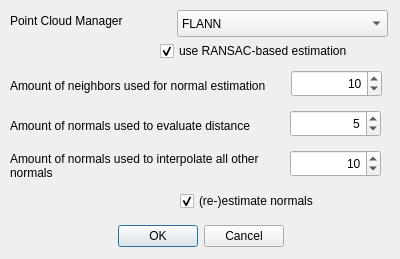
Before: the Qt Designer form src/tools/viewer/ui/LVRReconstructionMarchingCubesDialogUI.ui in uos/lvr2, drawn with Qt 5.
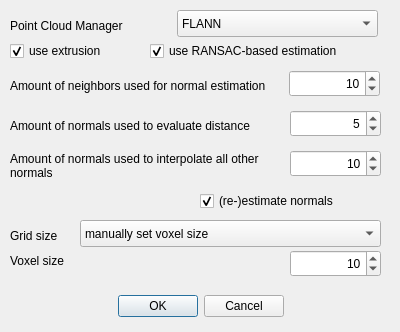
After: the same form once the commit is applied.

Commit message: added options to MC reconstruction dialog

Diff of the .ui file:
```diff
--- a/src/tools/viewer/ui/LVRReconstructionMarchingCubesDialogUI.ui
+++ b/src/tools/viewer/ui/LVRReconstructionMarchingCubesDialogUI.ui
@@ -7,7 +7,7 @@
     <x>0</x>
     <y>0</y>
     <width>400</width>
-    <height>259</height>
+    <height>332</height>
    </rect>
   </property>
   <property name="windowTitle">
@@ -17,7 +17,7 @@
    <property name="geometry">
     <rect>
      <x>10</x>
-     <y>220</y>
+     <y>290</y>
      <width>381</width>
      <height>32</height>
     </rect>
@@ -38,7 +38,7 @@
      <x>10</x>
      <y>10</y>
      <width>151</width>
-     <height>21</height>
+     <height>31</height>
     </rect>
    </property>
    <property name="text">
@@ -50,7 +50,7 @@
     <rect>
      <x>177</x>
      <y>10</y>
-     <width>211</width>
+     <width>201</width>
      <height>27</height>
     </rect>
    </property>
@@ -91,34 +91,6 @@
     <bool>true</bool>
    </property>
   </widget>
-  <widget class="QDoubleSpinBox" name="doubleSpinBox_kn">
-   <property name="geometry">
-    <rect>
-     <x>291</x>
-     <y>70</y>
-     <width>91</width>
-     <height>27</height>
-    </rect>
-   </property>
-   <property name="alignment">
-    <set>Qt::AlignRight|Qt::AlignTrailing|Qt::AlignVCenter</set>
-   </property>
-   <property name="decimals">
-    <number>0</number>
-   </property>
-   <property name="minimum">
-    <double>1.000000000000000</double>
-   </property>
-   <property name="maximum">
-    <double>1000.000000000000000</double>
-   </property>
-   <property name="singleStep">
-    <double>1.000000000000000</double>
-   </property>
-   <property name="value">
-    <double>10.000000000000000</double>
-   </property>
-  </widget>
   <widget class="QLabel" name="label_kd">
    <property name="geometry">
     <rect>
@@ -135,34 +107,6 @@
     <bool>true</bool>
    </property>
   </widget>
-  <widget class="QDoubleSpinBox" name="doubleSpinBox_kd">
-   <property name="geometry">
-    <rect>
-     <x>290</x>
-     <y>110</y>
-     <width>91</width>
-     <height>27</height>
-    </rect>
-   </property>
-   <property name="alignment">
-    <set>Qt::AlignRight|Qt::AlignTrailing|Qt::AlignVCenter</set>
-   </property>
-   <property name="decimals">
-    <number>0</number>
-   </property>
-   <property name="minimum">
-    <double>1.000000000000000</double>
-   </property>
-   <property name="maximum">
-    <double>500.000000000000000</double>
-   </property>
-   <property name="singleStep">
-    <double>1.000000000000000</double>
-   </property>
-   <property name="value">
-    <double>5.000000000000000</double>
-   </property>
-  </widget>
   <widget class="QLabel" name="label_ki">
    <property name="geometry">
     <rect>
@@ -179,40 +123,12 @@
     <bool>true</bool>
    </property>
   </widget>
-  <widget class="QDoubleSpinBox" name="doubleSpinBox_ki">
-   <property name="geometry">
-    <rect>
-     <x>290</x>
-     <y>150</y>
-     <width>91</width>
-     <height>27</height>
-    </rect>
-   </property>
-   <property name="alignment">
-    <set>Qt::AlignRight|Qt::AlignTrailing|Qt::AlignVCenter</set>
-   </property>
-   <property name="decimals">
-    <number>0</number>
-   </property>
-   <property name="minimum">
-    <double>1.000000000000000</double>
-   </property>
-   <property name="maximum">
-    <double>500.000000000000000</double>
-   </property>
-   <property name="singleStep">
-    <double>1.000000000000000</double>
-   </property>
-   <property name="value">
-    <double>10.000000000000000</double>
-   </property>
-  </widget>
   <widget class="QCheckBox" name="checkBox_renormals">
    <property name="geometry">
     <rect>
-     <x>180</x>
+     <x>200</x>
      <y>190</y>
-     <width>201</width>
+     <width>171</width>
      <height>22</height>
     </rect>
    </property>
@@ -226,7 +142,7 @@
   <widget class="QCheckBox" name="checkBox_RANSAC">
    <property name="geometry">
     <rect>
-     <x>160</x>
+     <x>150</x>
      <y>40</y>
      <width>231</width>
      <height>22</height>
@@ -239,6 +155,156 @@
     <bool>true</bool>
    </property>
   </widget>
+  <widget class="QCheckBox" name="checkBox_Extrusion">
+   <property name="geometry">
+    <rect>
+     <x>10</x>
+     <y>40</y>
+     <width>121</width>
+     <height>22</height>
+    </rect>
+   </property>
+   <property name="text">
+    <string>use extrusion</string>
+   </property>
+   <property name="checked">
+    <bool>true</bool>
+   </property>
+  </widget>
+  <widget class="QLabel" name="label_gs">
+   <property name="geometry">
+    <rect>
+     <x>10</x>
+     <y>220</y>
+     <width>66</width>
+     <height>31</height>
+    </rect>
+   </property>
+   <property name="text">
+    <string>Grid size</string>
+   </property>
+  </widget>
+  <widget class="QComboBox" name="comboBox_gs">
+   <property name="geometry">
+    <rect>
+     <x>80</x>
+     <y>220</y>
+     <width>301</width>
+     <height>27</height>
+    </rect>
+   </property>
+   <item>
+    <property name="text">
+     <string>manually set voxel size</string>
+    </property>
+   </item>
+   <item>
+    <property name="text">
+     <string>use intersection count to determine size</string>
+    </property>
+   </item>
+  </widget>
+  <widget class="QLabel" name="label_below_gs">
+   <property name="geometry">
+    <rect>
+     <x>10</x>
+     <y>250</y>
+     <width>66</width>
+     <height>21</height>
+    </rect>
+   </property>
+   <property name="text">
+    <string>Voxel size</string>
+   </property>
+  </widget>
+  <widget class="QSpinBox" name="spinBox_kn">
+   <property name="geometry">
+    <rect>
+     <x>289</x>
+     <y>70</y>
+     <width>91</width>
+     <height>27</height>
+    </rect>
+   </property>
+   <property name="alignment">
+    <set>Qt::AlignRight|Qt::AlignTrailing|Qt::AlignVCenter</set>
+   </property>
+   <property name="minimum">
+    <number>1</number>
+   </property>
+   <property name="maximum">
+    <number>1000</number>
+   </property>
+   <property name="value">
+    <number>10</number>
+   </property>
+  </widget>
+  <widget class="QSpinBox" name="spinBox_kd">
+   <property name="geometry">
+    <rect>
+     <x>290</x>
+     <y>110</y>
+     <width>91</width>
+     <height>27</height>
+    </rect>
+   </property>
+   <property name="alignment">
+    <set>Qt::AlignRight|Qt::AlignTrailing|Qt::AlignVCenter</set>
+   </property>
+   <property name="minimum">
+    <number>1</number>
+   </property>
+   <property name="maximum">
+    <number>1000</number>
+   </property>
+   <property name="value">
+    <number>5</number>
+   </property>
+  </widget>
+  <widget class="QSpinBox" name="spinBox_ki">
+   <property name="geometry">
+    <rect>
+     <x>290</x>
+     <y>150</y>
+     <width>91</width>
+     <height>27</height>
+    </rect>
+   </property>
+   <property name="alignment">
+    <set>Qt::AlignRight|Qt::AlignTrailing|Qt::AlignVCenter</set>
+   </property>
+   <property name="minimum">
+    <number>1</number>
+   </property>
+   <property name="maximum">
+    <number>1000</number>
+   </property>
+   <property name="value">
+    <number>10</number>
+   </property>
+  </widget>
+  <widget class="QSpinBox" name="spinBox_below_gs">
+   <property name="geometry">
+    <rect>
+     <x>290</x>
+     <y>250</y>
+     <width>91</width>
+     <height>27</height>
+    </rect>
+   </property>
+   <property name="alignment">
+    <set>Qt::AlignRight|Qt::AlignTrailing|Qt::AlignVCenter</set>
+   </property>
+   <property name="minimum">
+    <number>1</number>
+   </property>
+   <property name="maximum">
+    <number>1000</number>
+   </property>
+   <property name="value">
+    <number>10</number>
+   </property>
+  </widget>
  </widget>
  <resources/>
  <connections>
```
The commit also changes 2 other files.
